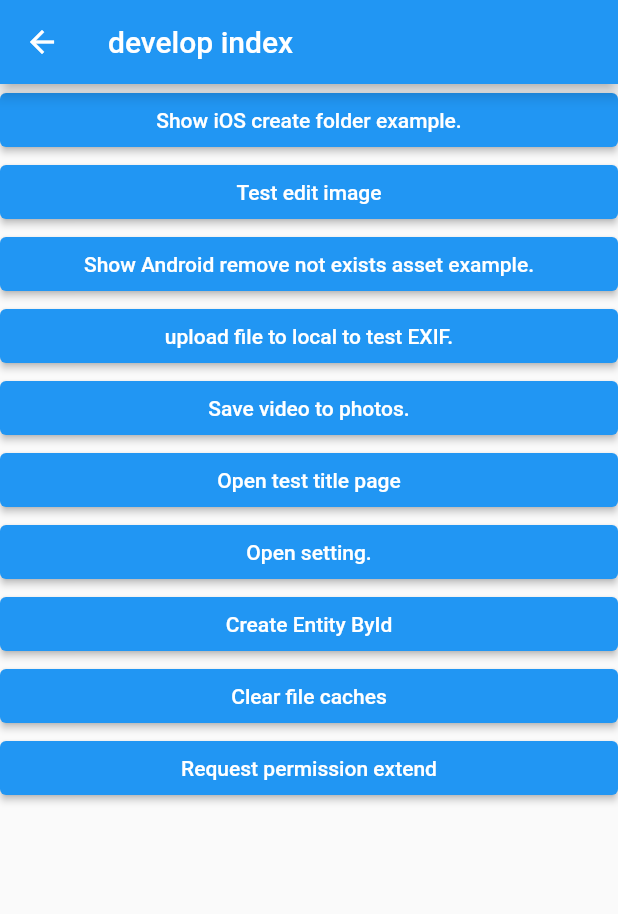
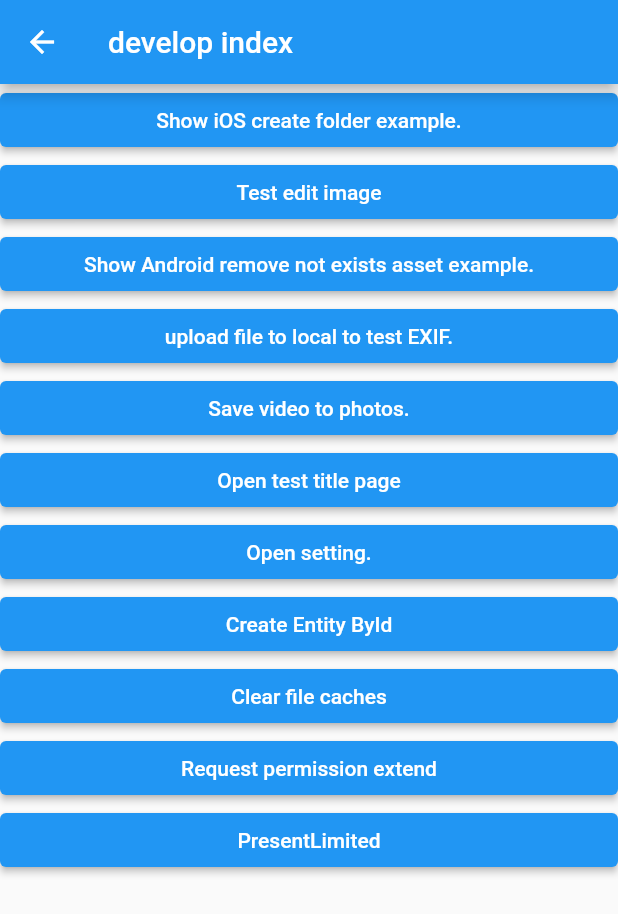
Before and after one commit to fluttercandies/flutter_photo_manager, a Flutter app: the DeveloperIndexPage screen opened directly, on a phone screen of 412 x 824 dp. Shown: the top 914 px of the screen. Run offline on Flutter 3.47's test engine with Material 2 defaults, Android fonts, the phone set to English and light mode, and no system bars; drawn by our look-alikes of oktoast; our stand-ins replace video_player.

Commit message:
Update limited photos for iOS 14+

```diff
--- a/example/lib/page/developer/develop_index_page.dart
+++ b/example/lib/page/developer/develop_index_page.dart
@@ -64,6 +64,10 @@ class _DeveloperIndexPageState extends State<DeveloperIndexPage> {
           ElevatedButton(
             child: Text("Request permission extend"),
             onPressed: _requestPermssionExtend,
+          ),
+          ElevatedButton(
+            child: Text("PresentLimited"),
+            onPressed: _persentLimited,
           ),
         ],
       ),
@@ -157,4 +161,8 @@ class _DeveloperIndexPageState extends State<DeveloperIndexPage> {
     final state = await PhotoManager.requestPermissionExtend();
     print('result --- state: $state');
   }
+
+  Future<void> _persentLimited() async {
+    await PhotoManager.presentLimited();
+  }
 }
--- a/lib/src/manager.dart
+++ b/lib/src/manager.dart
@@ -31,6 +31,17 @@ class PhotoManager {
     final int resultIndex =
         await _plugin.requestPermissionExtend(requestOption);
     return PermissionState.values[resultIndex];
+  }
+
+  /// Prompts the user to update their limited library selection.
+  ///
+  /// This method just support iOS(14.0+).
+  ///
+  /// See document of [Apple doc][].
+  ///
+  /// [Apple doc]: https://developer.apple.com/documentation/photokit/phphotolibrary/3616113-presentlimitedlibrarypickerfromv/
+  static Future<void> presentLimited() async {
+    await _plugin.presentLimited();
   }
 
   static Editor editor = Editor();
--- a/lib/src/plugin.dart
+++ b/lib/src/plugin.dart
@@ -390,6 +390,12 @@ class Plugin with BasePlugin, IosPlugin, AndroidPlugin {
       'option': option.toMap(),
     });
   }
+
+  Future<void> presentLimited() async {
+    if (Platform.isIOS) {
+      await _channel.invokeMethod('presentLimited');
+    }
+  }
 }
 
 mixin BasePlugin {
```
Also changed, not shown: example/lib/page/home_page.dart (+7 -0 lines), 4 other files.
